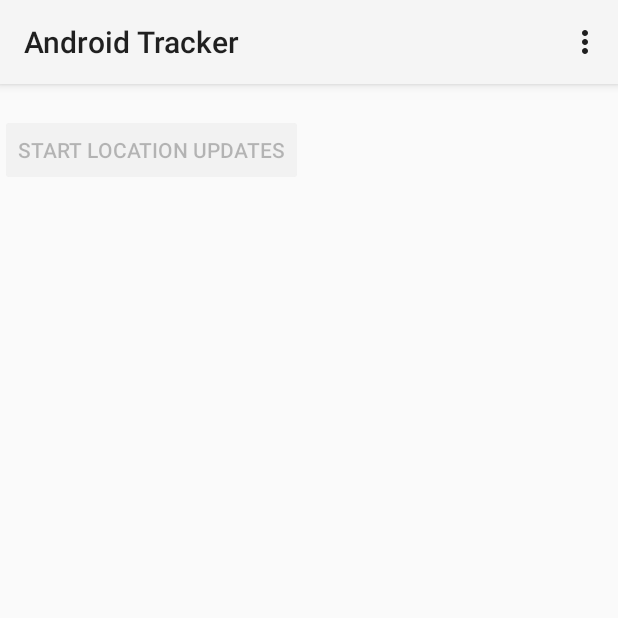
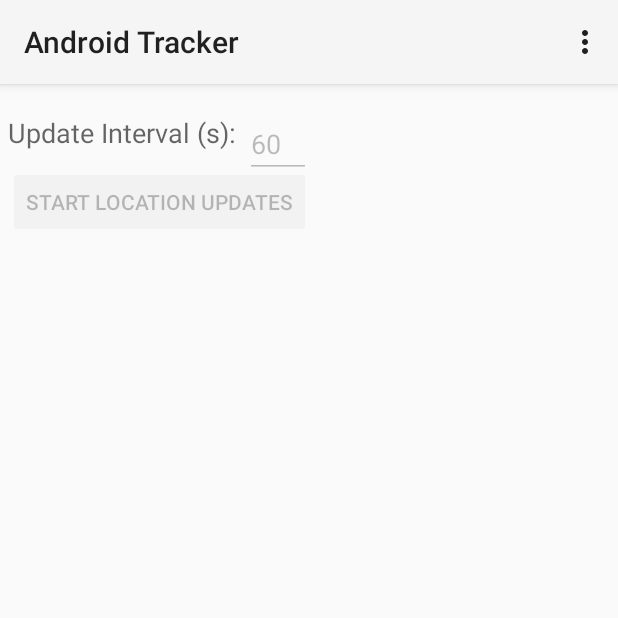
Before and after one commit to christophL/AndroidTracker, an Android app: the screen it shows after launch (MainActivity), after a tap on "START LOCATION UPDATES", on a phone screen of 412 x 824 dp, the top half of it. Run offline under Robolectric (Android 15) with nearby library versions, the phone set to English and light mode, and no system bars.

Commit message:
added text field for location update interval to the main activity.

```diff
--- a/app/build.gradle
+++ b/app/build.gradle
@@ -12,7 +12,6 @@ android {
     }
     buildTypes {
         release {
-            runProguard false
             proguardFiles getDefaultProguardFile('proguard-android.txt'), 'proguard-rules.pro'
         }
     }
--- a/app/src/main/java/uibk/ac/at/androidtracker/LocationUpdaterService.java
+++ b/app/src/main/java/uibk/ac/at/androidtracker/LocationUpdaterService.java
@@ -34,16 +34,18 @@ public class LocationUpdaterService
         extends IntentService
         implements GooglePlayServicesClient.ConnectionCallbacks,
             GooglePlayServicesClient.OnConnectionFailedListener, LocationListener {
-    public static final String UPDATE_ACTION_BROADCAST = "uibk.ac.at.helloworld.UPDATE";
-    public static final String UPDATE_DATA_STATUS = "uibk.ac.at.helloworld.STATUS";
-    public static final String UPDATE_DATA_LOCATION = "uibk.ac.at.helloworld.LOCATION";
+    public static final String UPDATE_ACTION_BROADCAST = "uibk.ac.at.androidtracker.UPDATE";
+    public static final String UPDATE_DATA_STATUS = "uibk.ac.at.androidtracker.STATUS";
+    public static final String UPDATE_DATA_LOCATION = "uibk.ac.at.androidtracker.LOCATION";
+    public static final String EXTRA_UPDATE_INTERVAL = "uibk.ac.at.androidtracker.UPDATEINTERVAL";
     private final static int CONNECTION_FAILURE_RESOLUTION_REQUEST = 9000;
     private static String imei = null;
 
-    public static final String ACTION_START_UPDATING = "uibk.ac.at.helloworld.action.START_UPDATING";
+    public static final String ACTION_START_UPDATING = "uibk.ac.at.androidtracker.action.START_UPDATING";
 
     private LocationClient client;
     private LocationRequest locRequest;
+    private int updateInterval;
 
     public LocationUpdaterService() {
         super("LocationUpdaterService");
@@ -61,6 +63,7 @@ public class LocationUpdaterService
             final String action = intent.getAction();
 
             if (ACTION_START_UPDATING.equals(action)) {
+                updateInterval = intent.getIntExtra(EXTRA_UPDATE_INTERVAL, 60);
                 handleActionStartUpdating();
             }
         }
@@ -75,7 +78,7 @@ public class LocationUpdaterService
     @Override
     public void onConnected(Bundle bundle) {
         locRequest = LocationRequest.create();
-        locRequest.setInterval(1000*60);
+        locRequest.setInterval(1000*updateInterval);
         locRequest.setFastestInterval(2000);
         locRequest.setPriority(LocationRequest.PRIORITY_HIGH_ACCURACY);
         client.requestLocationUpdates(locRequest, this);
--- a/app/src/main/java/uibk/ac/at/androidtracker/MainActivity.java
+++ b/app/src/main/java/uibk/ac/at/androidtracker/MainActivity.java
@@ -11,7 +11,9 @@ import android.view.Menu;
 import android.view.MenuItem;
 import android.view.View;
 import android.widget.Button;
+import android.widget.EditText;
 import android.widget.TextView;
+import android.widget.Toast;
 
 
 public class MainActivity extends Activity {
@@ -52,9 +54,25 @@ public class MainActivity extends Activity {
      */
     public void sendMessage(View view){
         Button btn = (Button) findViewById(R.id.btnSend);
+        EditText txtInterval = (EditText) findViewById(R.id.txtUpdateInterval);
+        int interval;
+        try{
+            int parsed = Integer.parseInt(txtInterval.getText().toString());
+            if(parsed < 1){
+                Toast.makeText(this, "Update interval needs to be >= 1", Toast.LENGTH_LONG).show();
+                return;
+            }
+            interval = parsed;
+        } catch(NumberFormatException e) {
+            Toast.makeText(this, "Could not parse provided update interval", Toast.LENGTH_LONG).show();
+            return;
+        }
+
         btn.setEnabled(false);
+        txtInterval.setEnabled(false);
         Intent intent = new Intent(this, LocationUpdaterService.class);
         intent.setAction(LocationUpdaterService.ACTION_START_UPDATING);
+        intent.putExtra(LocationUpdaterService.EXTRA_UPDATE_INTERVAL, interval);
         startService(intent);
     }
 
--- a/app/src/main/java/uibk/ac/at/androidtracker/PostLocationTask.java
+++ b/app/src/main/java/uibk/ac/at/androidtracker/PostLocationTask.java
@@ -24,10 +24,10 @@ public class PostLocationTask extends AsyncTask<String, Void, Void> {
         String longitude = params[2];
 
         HttpClient httpclient = new DefaultHttpClient();
-        HttpPost httppost = new HttpPost("http://192.168.1.111/infsecApp/store.php");
+        HttpPost httppost = new HttpPost("http://192.168.1.101/infsecApp/store.php");
 
         try {
-            List<NameValuePair> nameValuePairs = new ArrayList<NameValuePair>(2);
+            List<NameValuePair> nameValuePairs = new ArrayList<>(3);
             nameValuePairs.add(new BasicNameValuePair("IMEI", imei));
             nameValuePairs.add(new BasicNameValuePair("LAT", latitude));
             nameValuePairs.add(new BasicNameValuePair("LONG", longitude));
@@ -36,8 +36,6 @@ public class PostLocationTask extends AsyncTask<String, Void, Void> {
             // Execute HTTP Post Request
             HttpResponse response = httpclient.execute(httppost);
 
-        } catch (ClientProtocolException e) {
-            e.printStackTrace();
         } catch (IOException e) {
             e.printStackTrace();
         }
--- /dev/null
+++ b/app/src/main/res/layout-v14/activity_main.xml
@@ -0,0 +1,67 @@
+<LinearLayout
+    android:orientation="vertical"
+    android:layout_width="fill_parent"
+    android:layout_height="fill_parent"
+    xmlns:android="http://schemas.android.com/apk/res/android"
+    android:weightSum="1">
+
+    <RelativeLayout
+        android:layout_width="match_parent"
+        android:layout_height="match_parent"
+        android:layout_gravity="center_horizontal">
+
+        <TextView
+            android:layout_width="wrap_content"
+            android:layout_height="wrap_content"
+            android:textAppearance="?android:attr/textAppearanceMedium"
+            android:text="Update Interval (s):"
+            android:id="@+id/lblInterval"
+            android:layout_marginTop="20dp"
+            android:layout_marginLeft="5dp" />
+
+        <Button
+            android:layout_width="wrap_content"
+            android:layout_height="wrap_content"
+            android:text="@string/button_send"
+            android:onClick="sendMessage"
+            android:id="@+id/btnSend"
+            android:layout_below="@+id/lblInterval"
+            android:layout_alignParentLeft="true"
+            android:layout_alignParentStart="true"
+            android:layout_marginTop="10dp"
+            android:layout_marginLeft="5dp" />
+
+        <ScrollView
+            android:layout_width="match_parent"
+            android:layout_height="match_parent"
+            android:id="@+id/svLog"
+            android:layout_gravity="center_horizontal"
+            android:fillViewport="true"
+            android:layout_below="@+id/btnSend">
+
+            <TextView
+                android:layout_width="wrap_content"
+                android:layout_height="wrap_content"
+                android:id="@+id/txtLog"
+                android:gravity="center_horizontal"
+                android:textColor="@android:color/black" />
+        </ScrollView>
+
+        <EditText
+            android:layout_width="wrap_content"
+            android:layout_height="wrap_content"
+            android:inputType="number"
+            android:ems="10"
+            android:id="@+id/txtUpdateInterval"
+            android:layout_alignParentTop="true"
+            android:layout_toRightOf="@+id/lblInterval"
+            android:layout_marginTop="17dp"
+            android:singleLine="true"
+            android:text="60"
+            android:layout_marginLeft="5dp"
+            android:layout_alignRight="@+id/btnSend"
+            android:layout_alignEnd="@+id/btnSend" />
+
+    </RelativeLayout>
+
+</LinearLayout>
--- a/app/src/main/res/layout/activity_main.xml
+++ /dev/null
@@ -1,37 +0,0 @@
-<LinearLayout
-    android:orientation="vertical"
-    android:layout_width="fill_parent"
-    android:layout_height="fill_parent"
-    xmlns:android="http://schemas.android.com/apk/res/android"
-    android:weightSum="1">
-
-    <LinearLayout
-        android:orientation="horizontal"
-        android:layout_width="match_parent"
-        android:layout_height="100dp"
-        android:layout_gravity="center_horizontal">
-
-        <Button
-            android:layout_width="wrap_content"
-            android:layout_height="wrap_content"
-            android:text="@string/button_send"
-            android:onClick="sendMessage"
-            android:id="@+id/btnSend"
-            android:layout_marginTop="20dp" />
-    </LinearLayout>
-
-    <ScrollView
-        android:layout_width="match_parent"
-        android:layout_height="match_parent"
-        android:id="@+id/svLog"
-        android:layout_gravity="center_horizontal"
-        android:fillViewport="true">
-
-        <TextView
-            android:layout_width="wrap_content"
-            android:layout_height="wrap_content"
-            android:id="@+id/txtLog"
-            android:gravity="center_horizontal"
-            android:textColor="@android:color/black" />
-    </ScrollView>
-</LinearLayout>
--- a/build.gradle
+++ b/build.gradle
@@ -5,7 +5,7 @@ buildscript {
         jcenter()
     }
     dependencies {
-        classpath 'com.android.tools.build:gradle:0.12.2'
+        classpath 'com.android.tools.build:gradle:1.0.0'
 
         // NOTE: Do not place your application dependencies here; they belong
         // in the individual module build.gradle files
```
Also changed, not shown: gradle/wrapper/gradle-wrapper.properties, 2 other files.
